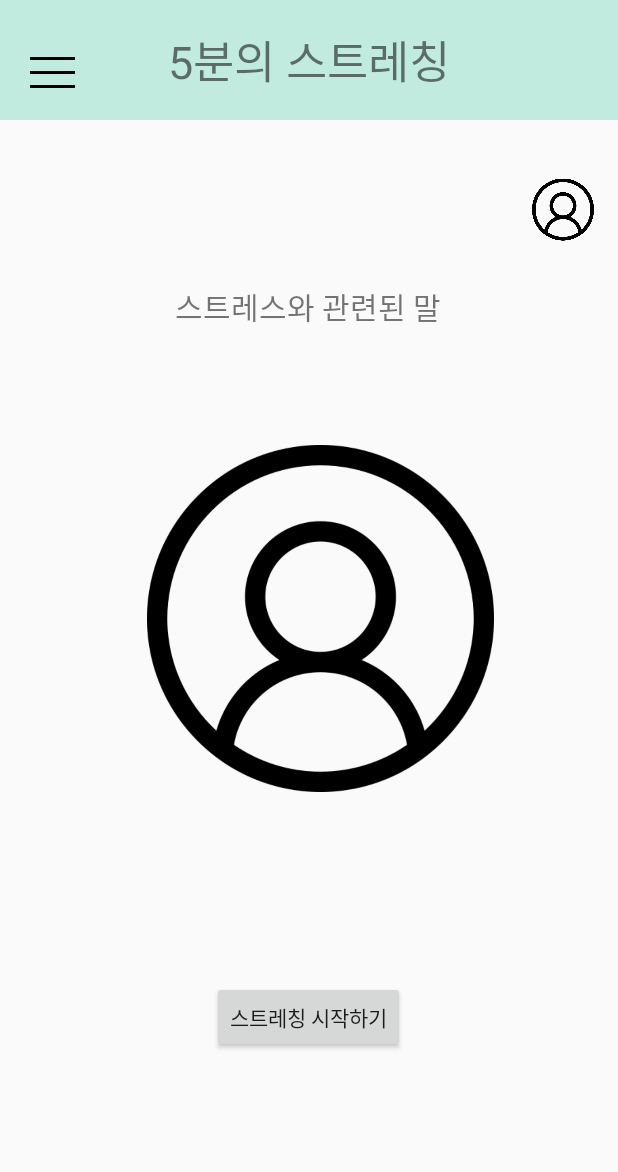
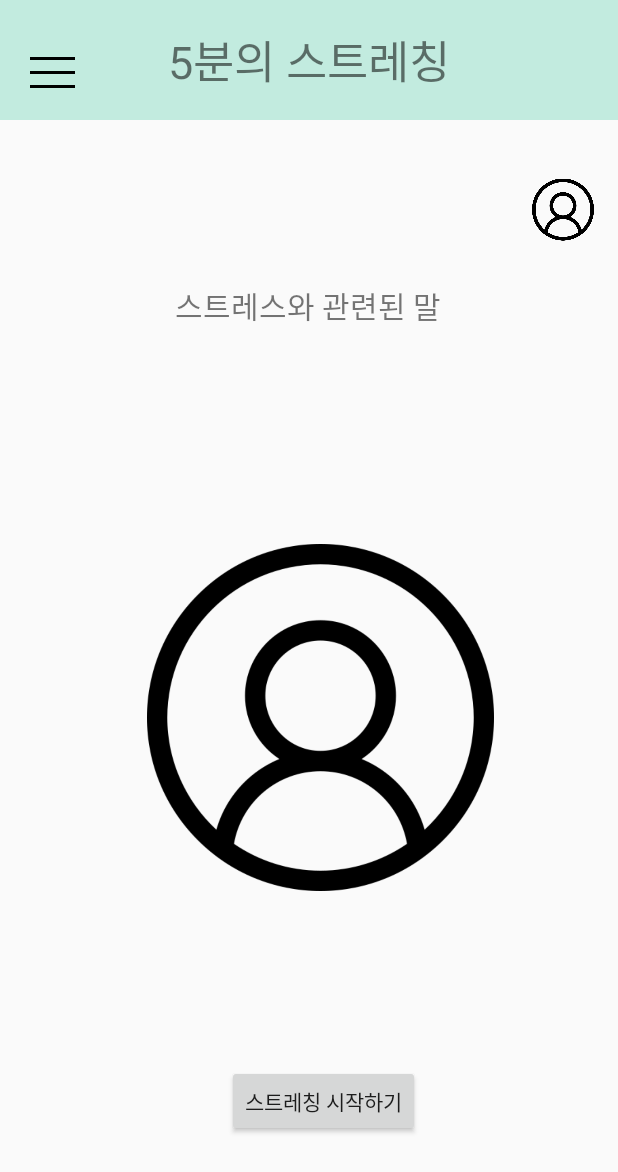
Before and after one commit to selene200104/todo_diary, an Android app: the layout activity_stretching.xml on its own in the app's theme, with its tools: preview values and no code run, on a phone screen of 412 x 824 dp. Shown: the top 1172 px of the screen. Run offline under Robolectric (Android 15) with nearby library versions, the phone set to English and light mode, and no system bars.

Commit message:
스트레칭 엑티비티.xml 의 명언 텍스트뷰의 길이 값 수정

```diff
--- a/app/src/main/res/layout/activity_stretching.xml
+++ b/app/src/main/res/layout/activity_stretching.xml
@@ -46,7 +46,7 @@
     <TextView
         android:id="@+id/stressText"
         android:layout_width="338dp"
-        android:layout_height="31dp"
+        android:layout_height="wrap_content"
         android:text=" 스트레스와 관련된 말 "
         android:gravity="center"
         android:textSize="20sp"
@@ -64,10 +64,10 @@
         android:text="스트레칭 시작하기"
         app:layout_constraintBottom_toBottomOf="parent"
         app:layout_constraintEnd_toEndOf="parent"
-        app:layout_constraintHorizontal_bias="0.498"
+        app:layout_constraintHorizontal_bias="0.533"
         app:layout_constraintStart_toStartOf="parent"
         app:layout_constraintTop_toTopOf="parent"
-        app:layout_constraintVertical_bias="0.843" />
+        app:layout_constraintVertical_bias="0.915" />
 
     <View
         android:id="@+id/view"
@@ -77,7 +77,8 @@
         android:layout_marginStart="8dp"
         app:layout_constraintBottom_toBottomOf="parent"
         app:layout_constraintStart_toStartOf="parent"
-        app:layout_constraintTop_toTopOf="@+id/titleBar" />
+        app:layout_constraintTop_toTopOf="@+id/titleBar"
+        app:layout_constraintVertical_bias="0.627" />
 
     <ImageView
         android:id="@+id/stretchingImage"
```
